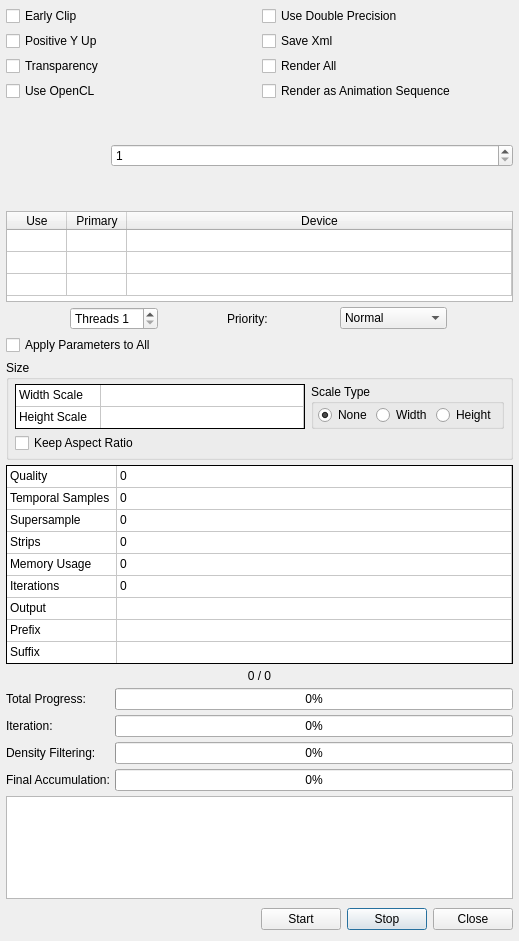
First picture: the form in Source/Fractorium/FinalRenderDialog.ui, repository typpos/fractorium, before the edit.
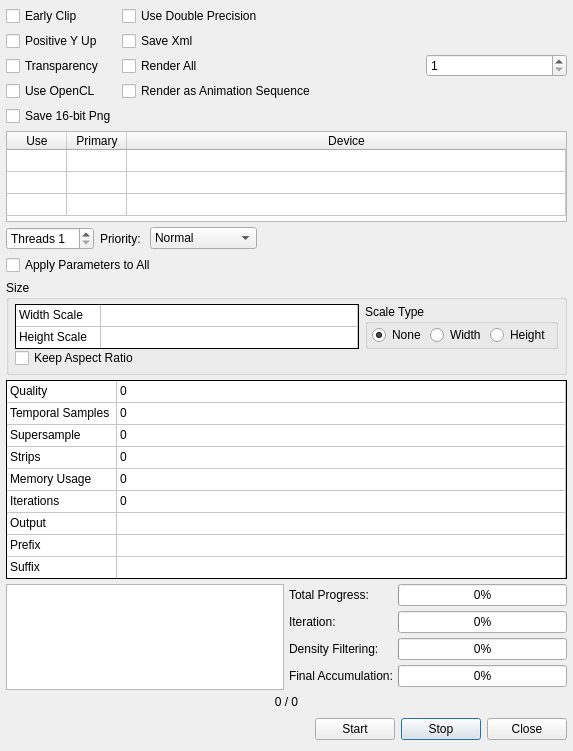
Second picture: the form after the edit. Custom widgets are drawn as their Qt base class.

Patch:
```diff
--- a/Source/Fractorium/FinalRenderDialog.ui
+++ b/Source/Fractorium/FinalRenderDialog.ui
@@ -6,8 +6,8 @@
    <rect>
     <x>0</x>
     <y>0</y>
-    <width>519</width>
-    <height>941</height>
+    <width>573</width>
+    <height>751</height>
    </rect>
   </property>
   <property name="sizePolicy">
@@ -63,8 +63,8 @@
        <rect>
         <x>0</x>
         <y>0</y>
-        <width>507</width>
-        <height>929</height>
+        <width>561</width>
+        <height>739</height>
        </rect>
       </property>
       <layout class="QVBoxLayout" name="verticalLayout_2">
@@ -84,6 +84,76 @@
         <number>0</number>
        </property>
        <item>
+        <layout class="QGridLayout" name="FinalRenderGridLayout2">
+         <property name="sizeConstraint">
+          <enum>QLayout::SetNoConstraint</enum>
+         </property>
+         <item row="0" column="1">
+          <widget class="QLabel" name="FinalRenderPreviewLabel">
+           <property name="sizePolicy">
+            <sizepolicy hsizetype="Fixed" vsizetype="Fixed">
+             <horstretch>0</horstretch>
+             <verstretch>0</verstretch>
+            </sizepolicy>
+           </property>
+           <property name="minimumSize">
+            <size>
+             <width>100</width>
+             <height>100</height>
+            </size>
+           </property>
+           <property name="maximumSize">
+            <size>
+             <width>100</width>
+             <height>100</height>
+            </size>
+           </property>
+           <property name="sizeIncrement">
+            <size>
+             <width>1</width>
+             <height>1</height>
+            </size>
+           </property>
+           <property name="frameShape">
+            <enum>QFrame::NoFrame</enum>
+           </property>
+           <property name="lineWidth">
+            <number>0</number>
+           </property>
+           <property name="text">
+            <string/>
+           </property>
+           <property name="textFormat">
+            <enum>Qt::PlainText</enum>
+           </property>
+           <property name="alignment">
+            <set>Qt::AlignCenter</set>
+           </property>
+          </widget>
+         </item>
+         <item row="0" column="2">
+          <widget class="QSpinBox" name="FinalRenderCurrentSpin">
+           <property name="sizePolicy">
+            <sizepolicy hsizetype="Expanding" vsizetype="Fixed">
+             <horstretch>0</horstretch>
+             <verstretch>0</verstretch>
+            </sizepolicy>
+           </property>
+           <property name="prefix">
+            <string/>
+           </property>
+           <property name="minimum">
+            <number>1</number>
+           </property>
+           <property name="maximum">
+            <number>999999999</number>
+           </property>
+           <property name="value">
+            <number>1</number>
+           </property>
+          </widget>
+         </item>
+         <item row="0" column="0">
         <layout class="QGridLayout" name="FinalRenderGridLayout" columnstretch="0,0">
          <item row="0" column="0">
           <widget class="QCheckBox" name="FinalRenderEarlyClipCheckBox">
@@ -165,77 +235,17 @@
            </property>
           </widget>
          </item>
-        </layout>
-       </item>
-       <item>
-        <layout class="QGridLayout" name="FinalRenderGridLayout2">
-         <property name="sizeConstraint">
-          <enum>QLayout::SetNoConstraint</enum>
-         </property>
-         <item row="0" column="0">
-          <widget class="QLabel" name="FinalRenderPreviewLabel">
-           <property name="sizePolicy">
-            <sizepolicy hsizetype="Fixed" vsizetype="Fixed">
-             <horstretch>0</horstretch>
-             <verstretch>0</verstretch>
-            </sizepolicy>
-           </property>
-           <property name="minimumSize">
-            <size>
-             <width>100</width>
-             <height>100</height>
-            </size>
-           </property>
-           <property name="maximumSize">
-            <size>
-             <width>100</width>
-             <height>100</height>
-            </size>
-           </property>
-           <property name="sizeIncrement">
-            <size>
-             <width>1</width>
-             <height>1</height>
-            </size>
-           </property>
-           <property name="frameShape">
-            <enum>QFrame::NoFrame</enum>
-           </property>
-           <property name="lineWidth">
-            <number>0</number>
+           <item row="4" column="0">
+            <widget class="QCheckBox" name="FinalRenderPng16BitCheckBox">
+             <property name="toolTip">
+              <string>&lt;html&gt;&lt;head/&gt;&lt;body&gt;&lt;p&gt;Save each RGBA component as 16-bits when saving Png files.&lt;/p&gt;&lt;p&gt;This leads to greater color precision for use in high end rendering and display on HDR monitors, however it makes the file size larger.&lt;/p&gt;&lt;/body&gt;&lt;/html&gt;</string>
            </property>
            <property name="text">
-            <string/>
-           </property>
-           <property name="textFormat">
-            <enum>Qt::PlainText</enum>
-           </property>
-           <property name="alignment">
-            <set>Qt::AlignCenter</set>
+              <string>Save 16-bit Png</string>
            </property>
           </widget>
          </item>
-         <item row="0" column="1">
-          <widget class="QSpinBox" name="FinalRenderCurrentSpin">
-           <property name="sizePolicy">
-            <sizepolicy hsizetype="Expanding" vsizetype="Fixed">
-             <horstretch>0</horstretch>
-             <verstretch>0</verstretch>
-            </sizepolicy>
-           </property>
-           <property name="prefix">
-            <string/>
-           </property>
-           <property name="minimum">
-            <number>1</number>
-           </property>
-           <property name="maximum">
-            <number>999999999</number>
-           </property>
-           <property name="value">
-            <number>1</number>
-           </property>
-          </widget>
+          </layout>
          </item>
         </layout>
        </item>
@@ -328,7 +338,10 @@
         </widget>
        </item>
        <item>
-        <layout class="QHBoxLayout" name="FinalRenderThreadHorizontalLayout" stretch="0,0,0">
+        <layout class="QHBoxLayout" name="FinalRenderThreadHorizontalLayout">
+         <property name="spacing">
+          <number>6</number>
+         </property>
          <item>
           <widget class="QSpinBox" name="FinalRenderThreadCountSpin">
            <property name="sizePolicy">
@@ -405,6 +418,19 @@
            </item>
           </widget>
          </item>
+         <item>
+          <spacer name="horizontalSpacer">
+           <property name="orientation">
+            <enum>Qt::Horizontal</enum>
+           </property>
+           <property name="sizeHint" stdset="0">
+            <size>
+             <width>40</width>
+             <height>20</height>
+            </size>
+           </property>
+          </spacer>
+         </item>
         </layout>
        </item>
        <item>
@@ -929,12 +955,29 @@
         </widget>
        </item>
        <item>
-        <widget class="QLabel" name="FinalRenderImageCountLabel">
-         <property name="text">
-          <string>0 / 0</string>
-         </property>
-         <property name="alignment">
-          <set>Qt::AlignCenter</set>
+        <layout class="QHBoxLayout" name="horizontalLayout">
+         <item>
+          <widget class="QTextEdit" name="FinalRenderTextOutput">
+           <property name="sizePolicy">
+            <sizepolicy hsizetype="Expanding" vsizetype="Expanding">
+             <horstretch>0</horstretch>
+             <verstretch>1</verstretch>
+            </sizepolicy>
+           </property>
+           <property name="maximumSize">
+            <size>
+             <width>16777215</width>
+             <height>16777215</height>
+            </size>
+           </property>
+           <property name="focusPolicy">
+            <enum>Qt::StrongFocus</enum>
+           </property>
+           <property name="readOnly">
+            <bool>true</bool>
+           </property>
+           <property name="textInteractionFlags">
+            <set>Qt::TextSelectableByKeyboard|Qt::TextSelectableByMouse</set>
          </property>
         </widget>
        </item>
@@ -1049,28 +1092,15 @@
          </item>
         </layout>
        </item>
+        </layout>
+       </item>
        <item>
-        <widget class="QTextEdit" name="FinalRenderTextOutput">
-         <property name="sizePolicy">
-          <sizepolicy hsizetype="Expanding" vsizetype="Expanding">
-           <horstretch>0</horstretch>
-           <verstretch>1</verstretch>
-          </sizepolicy>
+        <widget class="QLabel" name="FinalRenderImageCountLabel">
+         <property name="text">
+          <string>0 / 0</string>
          </property>
-         <property name="maximumSize">
-          <size>
-           <width>16777215</width>
-           <height>16777215</height>
-          </size>
-         </property>
-         <property name="focusPolicy">
-          <enum>Qt::StrongFocus</enum>
-         </property>
-         <property name="readOnly">
-          <bool>true</bool>
-         </property>
-         <property name="textInteractionFlags">
-          <set>Qt::TextSelectableByKeyboard|Qt::TextSelectableByMouse</set>
+         <property name="alignment">
+          <set>Qt::AlignCenter</set>
          </property>
         </widget>
        </item>
```
Left out of the diff: 15 changed lines with no effect on the pictures. Lines whose indentation alone changed are shown as unchanged.
